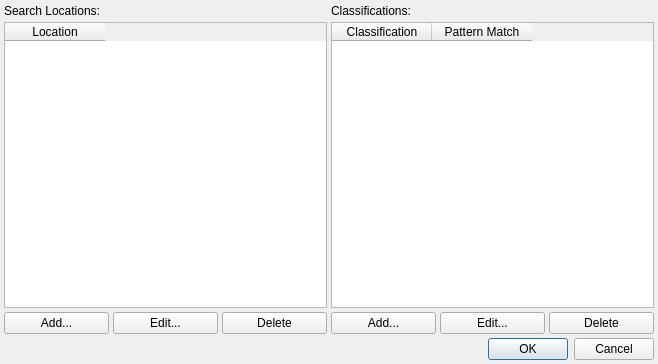
The window that plugins/forms/dialogFileFinder.ui (kestermckinney/ProjectNotes) describes before a commit, drawn with Qt 5.
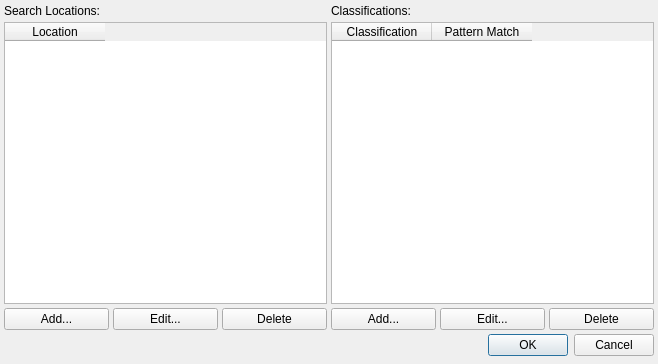
The same window after the commit.

Patch:
```diff
--- a/plugins/forms/dialogFileFinder.ui
+++ b/plugins/forms/dialogFileFinder.ui
@@ -27,7 +27,7 @@
     <number>4</number>
    </property>
    <property name="bottomMargin">
-    <number>4</number>
+    <number>8</number>
    </property>
    <item>
     <layout class="QHBoxLayout" name="horizontalLayoutLocations">
```
